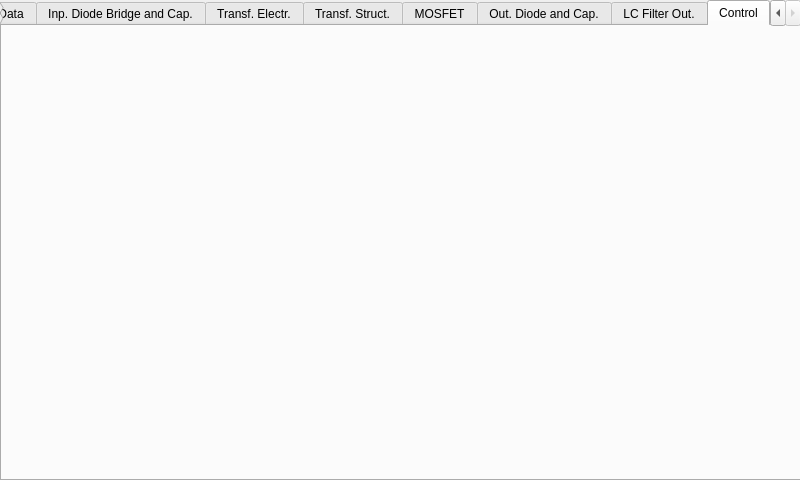
First picture: the form in FLySMPS/FLySMPS.ui, repository aemeltsev/FLySMPS, before the edit.
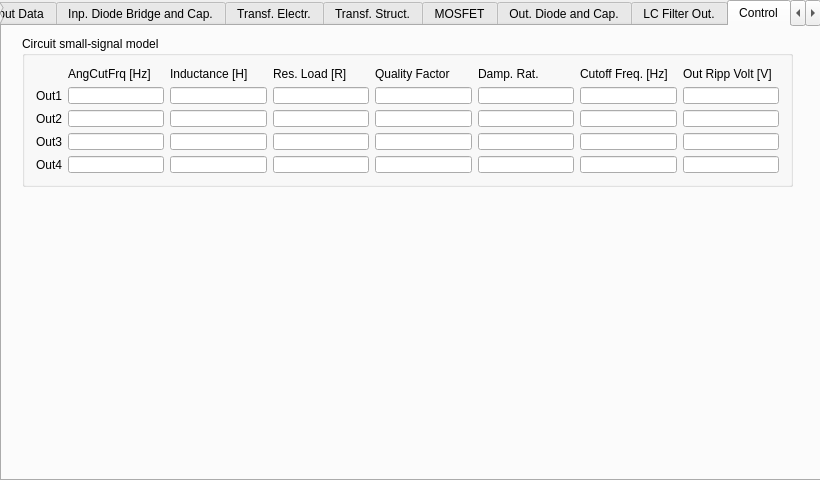
Second picture: the form after the edit. The open tabs and pages were chosen to show the change.

Patch:
```diff
--- a/FLySMPS/FLySMPS.ui
+++ b/FLySMPS/FLySMPS.ui
@@ -6,7 +6,7 @@
    <rect>
     <x>0</x>
     <y>0</y>
-    <width>800</width>
+    <width>820</width>
     <height>480</height>
    </rect>
   </property>
@@ -18,13 +18,13 @@
   </property>
   <property name="minimumSize">
    <size>
-    <width>800</width>
+    <width>820</width>
     <height>480</height>
    </size>
   </property>
   <property name="maximumSize">
    <size>
-    <width>800</width>
+    <width>820</width>
     <height>480</height>
    </size>
   </property>
@@ -49,7 +49,7 @@
      <rect>
       <x>0</x>
       <y>0</y>
-      <width>801</width>
+      <width>821</width>
       <height>481</height>
      </rect>
     </property>
@@ -2234,123 +2234,14 @@
        <string>LC Filter Out</string>
       </property>
       <layout class="QGridLayout" name="gridLayout_16">
-       <item row="3" column="8" colspan="2">
-        <widget class="QLineEdit" name="lineEdit_666"/>
-       </item>
-       <item row="3" column="0">
-        <widget class="QLabel" name="label_158">
-         <property name="text">
-          <string>Out3</string>
-         </property>
-        </widget>
-       </item>
-       <item row="4" column="8" colspan="2">
-        <widget class="QLineEdit" name="lineEdit_664"/>
-       </item>
-       <item row="0" column="5">
-        <widget class="QLabel" name="label_776">
-         <property name="text">
-          <string>Damp Rat.</string>
-         </property>
-        </widget>
-       </item>
-       <item row="2" column="6">
-        <widget class="QLineEdit" name="lineEdit_660"/>
-       </item>
-       <item row="1" column="5">
-        <widget class="QLineEdit" name="lineEdit_655"/>
-       </item>
-       <item row="1" column="3">
-        <widget class="QLineEdit" name="lineEdit_647"/>
-       </item>
-       <item row="4" column="7">
-        <widget class="QLineEdit" name="lineEdit_667"/>
-       </item>
-       <item row="3" column="5">
-        <widget class="QLineEdit" name="lineEdit_661"/>
-       </item>
-       <item row="3" column="1">
-        <widget class="QLineEdit" name="lineEdit_629"/>
-       </item>
-       <item row="1" column="8" colspan="2">
-        <widget class="QLineEdit" name="lineEdit_670"/>
-       </item>
-       <item row="1" column="4">
-        <widget class="QLineEdit" name="lineEdit_654"/>
-       </item>
        <item row="2" column="5">
         <widget class="QLineEdit" name="lineEdit_657"/>
        </item>
-       <item row="0" column="2">
-        <widget class="QLabel" name="label_773">
-         <property name="text">
-          <string>Ind [H]</string>
-         </property>
-        </widget>
-       </item>
-       <item row="1" column="12">
-        <widget class="QLineEdit" name="lineEdit_625"/>
-       </item>
-       <item row="1" column="1">
-        <widget class="QLineEdit" name="lineEdit_621"/>
-       </item>
-       <item row="0" column="4">
-        <widget class="QLabel" name="label_775">
-         <property name="text">
-          <string>Quality</string>
-         </property>
-        </widget>
-       </item>
-       <item row="4" column="3">
-        <widget class="QLineEdit" name="lineEdit_651"/>
-       </item>
-       <item row="1" column="6">
-        <widget class="QLineEdit" name="lineEdit_662"/>
-       </item>
-       <item row="2" column="12">
-        <widget class="QLineEdit" name="lineEdit_678"/>
-       </item>
-       <item row="1" column="0">
-        <widget class="QLabel" name="label_156">
-         <property name="text">
-          <string>Out1</string>
-         </property>
-        </widget>
-       </item>
        <item row="4" column="1">
         <widget class="QLineEdit" name="lineEdit_630"/>
        </item>
-       <item row="2" column="0">
-        <widget class="QLabel" name="label_157">
-         <property name="text">
-          <string>Out2</string>
-         </property>
-        </widget>
-       </item>
-       <item row="4" column="4">
-        <widget class="QLineEdit" name="lineEdit_648"/>
-       </item>
-       <item row="1" column="2">
-        <widget class="QLineEdit" name="lineEdit_623"/>
-       </item>
-       <item row="2" column="8" colspan="2">
-        <widget class="QLineEdit" name="lineEdit_668"/>
-       </item>
-       <item row="1" column="11">
-        <widget class="QLineEdit" name="lineEdit_624"/>
-       </item>
-       <item row="4" column="2">
-        <widget class="QLineEdit" name="lineEdit_632"/>
-       </item>
-       <item row="0" column="12">
-        <widget class="QLabel" name="label_772">
-         <property name="text">
-          <string>RippVolt.</string>
-         </property>
-        </widget>
-       </item>
-       <item row="1" column="7">
-        <widget class="QLineEdit" name="lineEdit_663"/>
+       <item row="3" column="5">
+        <widget class="QLineEdit" name="lineEdit_661"/>
        </item>
        <item row="4" column="0">
         <widget class="QLabel" name="label_155">
@@ -2359,26 +2250,48 @@
          </property>
         </widget>
        </item>
-       <item row="4" column="12">
-        <widget class="QLineEdit" name="lineEdit_680"/>
+       <item row="0" column="4">
+        <widget class="QLabel" name="label_775">
+         <property name="text">
+          <string>Quality Factor</string>
+         </property>
+        </widget>
        </item>
        <item row="2" column="7">
         <widget class="QLineEdit" name="lineEdit_665"/>
        </item>
-       <item row="1" column="10">
-        <widget class="QLineEdit" name="lineEdit_622"/>
+       <item row="2" column="2">
+        <widget class="QLineEdit" name="lineEdit_631"/>
+       </item>
+       <item row="0" column="1">
+        <widget class="QLabel" name="label_766">
+         <property name="text">
+          <string>AngCutFrq [Hz]</string>
+         </property>
+        </widget>
+       </item>
+       <item row="1" column="7">
+        <widget class="QLineEdit" name="lineEdit_663"/>
+       </item>
+       <item row="3" column="6">
+        <widget class="QLineEdit" name="lineEdit_658"/>
+       </item>
+       <item row="3" column="0">
+        <widget class="QLabel" name="label_158">
+         <property name="text">
+          <string>Out3</string>
+         </property>
+        </widget>
        </item>
        <item row="4" column="5">
         <widget class="QLineEdit" name="lineEdit_659"/>
        </item>
-       <item row="3" column="4">
-        <widget class="QLineEdit" name="lineEdit_650"/>
-       </item>
-       <item row="3" column="10">
-        <widget class="QLineEdit" name="lineEdit_676"/>
-       </item>
-       <item row="4" column="10">
-        <widget class="QLineEdit" name="lineEdit_674"/>
+       <item row="0" column="7">
+        <widget class="QLabel" name="label_767">
+         <property name="text">
+          <string>Out Ripp Volt [V]</string>
+         </property>
+        </widget>
        </item>
        <item row="3" column="2">
         <widget class="QLineEdit" name="lineEdit_633"/>
@@ -2393,39 +2306,30 @@
        <item row="3" column="6">
         <widget class="QLineEdit" name="lineEdit_658"/>
        </item>
-       <item row="2" column="11">
-        <widget class="QLineEdit" name="lineEdit_675"/>
+       <item row="3" column="1">
+        <widget class="QLineEdit" name="lineEdit_629"/>
+       </item>
+       <item row="2" column="6">
+        <widget class="QLineEdit" name="lineEdit_660"/>
+       </item>
+       <item row="4" column="2">
+        <widget class="QLineEdit" name="lineEdit_632"/>
+       </item>
+       <item row="1" column="6">
+        <widget class="QLineEdit" name="lineEdit_662"/>
+       </item>
+       <item row="4" column="7">
+        <widget class="QLineEdit" name="lineEdit_667"/>
+       </item>
+       <item row="3" column="4">
+        <widget class="QLineEdit" name="lineEdit_650"/>
+       </item>
+       <item row="3" column="3">
+        <widget class="QLineEdit" name="lineEdit_653"/>
        </item>
        <item row="3" column="7">
         <widget class="QLineEdit" name="lineEdit_669"/>
        </item>
-       <item row="0" column="6">
-        <widget class="QLabel" name="label_777">
-         <property name="text">
-          <string>CutFreq [Hz]</string>
-         </property>
-        </widget>
-       </item>
-       <item row="0" column="11">
-        <widget class="QLabel" name="label_771">
-         <property name="text">
-          <string>CRParallRes.</string>
-         </property>
-        </widget>
-       </item>
-       <item row="3" column="11">
-        <widget class="QLineEdit" name="lineEdit_673"/>
-       </item>
-       <item row="4" column="11">
-        <widget class="QLineEdit" name="lineEdit_671"/>
-       </item>
-       <item row="0" column="10">
-        <widget class="QLabel" name="label_770">
-         <property name="text">
-          <string>CapImp.</string>
-         </property>
-        </widget>
-       </item>
        <item row="4" column="6">
         <widget class="QLineEdit" name="lineEdit_656"/>
        </item>
@@ -2451,23 +2355,17 @@
          </property>
         </widget>
        </item>
-       <item row="2" column="10">
-        <widget class="QLineEdit" name="lineEdit_672"/>
-       </item>
-       <item row="3" column="12">
-        <widget class="QLineEdit" name="lineEdit_682"/>
-       </item>
-       <item row="0" column="7">
-        <widget class="QLabel" name="label_767">
+       <item row="2" column="0">
+        <widget class="QLabel" name="label_157">
          <property name="text">
           <string>AngFreq [Hz]</string>
          </property>
         </widget>
        </item>
-       <item row="0" column="8">
-        <widget class="QLabel" name="label_769">
+       <item row="0" column="2">
+        <widget class="QLabel" name="label_773">
          <property name="text">
-          <string>IndImp.</string>
+          <string>Inductance [H]</string>
          </property>
         </widget>
        </item>
@@ -2526,6 +2424,187 @@
     <widget class="QWidget" name="tab_7">
      <attribute name="title">
       <string>Control</string>
+     </attribute>
+     <widget class="QGroupBox" name="groupBox_32">
+      <property name="geometry">
+       <rect>
+        <x>20</x>
+        <y>10</y>
+        <width>771</width>
+        <height>151</height>
+       </rect>
+      </property>
+      <property name="title">
+       <string>Circuit small-signal model</string>
+      </property>
+      <layout class="QGridLayout" name="gridLayout_17">
+       <item row="2" column="5">
+        <widget class="QLineEdit" name="lineEdit_664"/>
+       </item>
+       <item row="4" column="1">
+        <widget class="QLineEdit" name="lineEdit_634"/>
+       </item>
+       <item row="3" column="5">
+        <widget class="QLineEdit" name="lineEdit_666"/>
+       </item>
+       <item row="4" column="0">
+        <widget class="QLabel" name="label_159">
+         <property name="text">
+          <string>Out4</string>
+         </property>
+        </widget>
+       </item>
+       <item row="0" column="4">
+        <widget class="QLabel" name="label_778">
+         <property name="text">
+          <string>Quality Factor</string>
+         </property>
+        </widget>
+       </item>
+       <item row="1" column="1">
+        <widget class="QLineEdit" name="lineEdit_622"/>
+       </item>
+       <item row="2" column="2">
+        <widget class="QLineEdit" name="lineEdit_635"/>
+       </item>
+       <item row="0" column="1">
+        <widget class="QLabel" name="label_768">
+         <property name="text">
+          <string>AngCutFrq [Hz]</string>
+         </property>
+        </widget>
+       </item>
+       <item row="1" column="7">
+        <widget class="QLineEdit" name="lineEdit_668"/>
+       </item>
+       <item row="3" column="6">
+        <widget class="QLineEdit" name="lineEdit_670"/>
+       </item>
+       <item row="3" column="0">
+        <widget class="QLabel" name="label_160">
+         <property name="text">
+          <string>Out3</string>
+         </property>
+        </widget>
+       </item>
+       <item row="4" column="5">
+        <widget class="QLineEdit" name="lineEdit_671"/>
+       </item>
+       <item row="0" column="7">
+        <widget class="QLabel" name="label_769">
+         <property name="text">
+          <string>Out Ripp Volt [V]</string>
+         </property>
+        </widget>
+       </item>
+       <item row="3" column="2">
+        <widget class="QLineEdit" name="lineEdit_636"/>
+       </item>
+       <item row="1" column="4">
+        <widget class="QLineEdit" name="lineEdit_672"/>
+       </item>
+       <item row="0" column="5">
+        <widget class="QLabel" name="label_779">
+         <property name="text">
+          <string>Damp. Rat.</string>
+         </property>
+        </widget>
+       </item>
+       <item row="2" column="3">
+        <widget class="QLineEdit" name="lineEdit_673"/>
+       </item>
+       <item row="3" column="1">
+        <widget class="QLineEdit" name="lineEdit_637"/>
+       </item>
+       <item row="2" column="6">
+        <widget class="QLineEdit" name="lineEdit_674"/>
+       </item>
+       <item row="4" column="2">
+        <widget class="QLineEdit" name="lineEdit_638"/>
+       </item>
+       <item row="1" column="6">
+        <widget class="QLineEdit" name="lineEdit_675"/>
+       </item>
+       <item row="4" column="7">
+        <widget class="QLineEdit" name="lineEdit_676"/>
+       </item>
+       <item row="3" column="4">
+        <widget class="QLineEdit" name="lineEdit_677"/>
+       </item>
+       <item row="3" column="3">
+        <widget class="QLineEdit" name="lineEdit_678"/>
+       </item>
+       <item row="3" column="7">
+        <widget class="QLineEdit" name="lineEdit_679"/>
+       </item>
+       <item row="4" column="6">
+        <widget class="QLineEdit" name="lineEdit_680"/>
+       </item>
+       <item row="1" column="5">
+        <widget class="QLineEdit" name="lineEdit_681"/>
+       </item>
+       <item row="1" column="2">
+        <widget class="QLineEdit" name="lineEdit_624"/>
+       </item>
+       <item row="0" column="6">
+        <widget class="QLabel" name="label_780">
+         <property name="text">
+          <string>Cutoff Freq. [Hz]</string>
+         </property>
+        </widget>
+       </item>
+       <item row="1" column="3">
+        <widget class="QLineEdit" name="lineEdit_682"/>
+       </item>
+       <item row="2" column="4">
+        <widget class="QLineEdit" name="lineEdit_683"/>
+       </item>
+       <item row="1" column="0">
+        <widget class="QLabel" name="label_161">
+         <property name="text">
+          <string>Out1</string>
+         </property>
+        </widget>
+       </item>
+       <item row="4" column="3">
+        <widget class="QLineEdit" name="lineEdit_684"/>
+       </item>
+       <item row="2" column="7">
+        <widget class="QLineEdit" name="lineEdit_685"/>
+       </item>
+       <item row="2" column="1">
+        <widget class="QLineEdit" name="lineEdit_639"/>
+       </item>
+       <item row="4" column="4">
+        <widget class="QLineEdit" name="lineEdit_686"/>
+       </item>
+       <item row="0" column="3">
+        <widget class="QLabel" name="label_781">
+         <property name="text">
+          <string>Res. Load [R]</string>
+         </property>
+        </widget>
+       </item>
+       <item row="2" column="0">
+        <widget class="QLabel" name="label_162">
+         <property name="text">
+          <string>Out2</string>
+         </property>
+        </widget>
+       </item>
+       <item row="0" column="2">
+        <widget class="QLabel" name="label_782">
+         <property name="text">
+          <string>Inductance [H]</string>
+         </property>
+        </widget>
+       </item>
+      </layout>
+     </widget>
+    </widget>
+    <widget class="QWidget" name="Tab">
+     <attribute name="title">
+      <string>Tab</string>
      </attribute>
     </widget>
    </widget>
```
Left out of the diff: 310 changed lines with no effect on the pictures.
